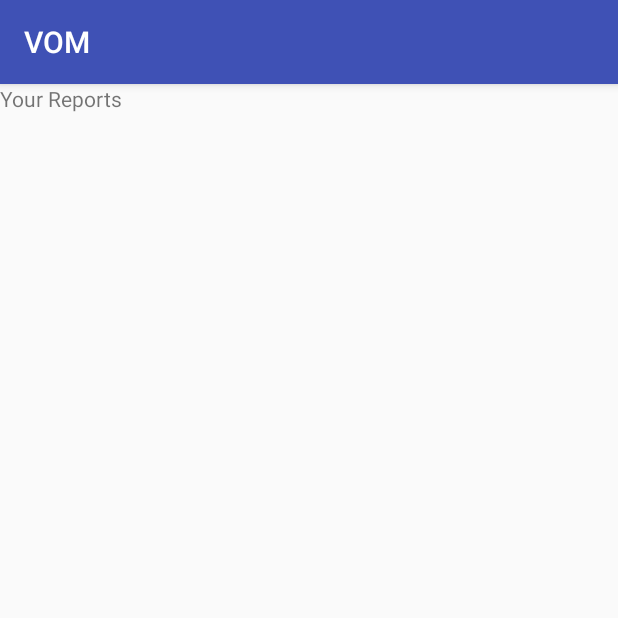
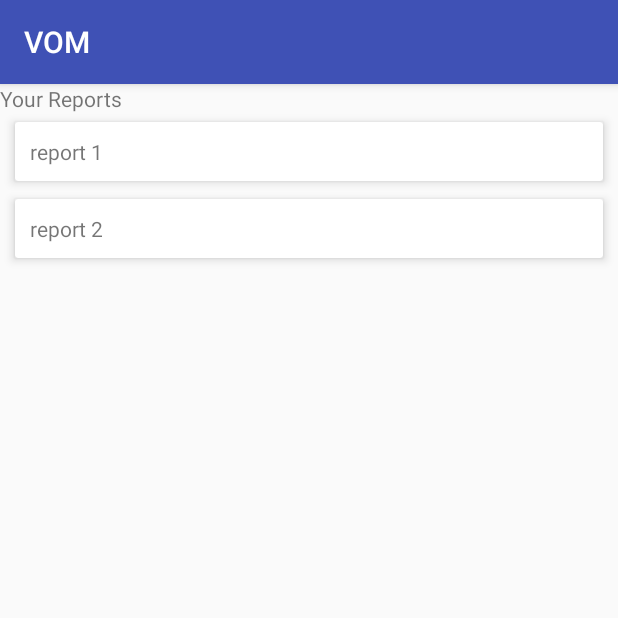
Before and after one commit to KJSCEhack/CodeZilla, an Android app: the fragment YourReports shown on its own in the app's theme, on a phone screen of 412 x 824 dp, the top half of it. Run offline under Robolectric (Android 15) with nearby library versions, the phone set to English and light mode, and no system bars.

Commit message:
added listview for reports

```diff
--- a/android/app/build.gradle
+++ b/android/app/build.gradle
@@ -19,7 +19,7 @@ android {
 }
 
 dependencies {
-    implementation fileTree(dir: 'libs', include: ['*.jar'])
+    implementation fileTree(include: ['*.jar'], dir: 'libs')
     implementation 'com.android.support:appcompat-v7:28.0.0'
     implementation 'com.android.support:design:28.0.0'
     implementation 'com.android.support.constraint:constraint-layout:1.1.3'
@@ -27,4 +27,5 @@ dependencies {
     androidTestImplementation 'com.android.support.test:runner:1.0.2'
     androidTestImplementation 'com.android.support.test.espresso:espresso-core:3.0.2'
     implementation 'com.bugsee:bugsee-android:+'
+    implementation 'com.android.support:cardview-v7:28.0.0'
 }
--- a/android/app/src/main/java/com/back/vom/MainActivity.java
+++ b/android/app/src/main/java/com/back/vom/MainActivity.java
@@ -10,6 +10,7 @@ import android.support.v4.view.GravityCompat;
 import android.support.v4.widget.DrawerLayout;
 import android.support.v7.app.ActionBarDrawerToggle;
 import android.support.v7.app.AppCompatActivity;
+import android.support.v7.widget.RecyclerView;
 import android.support.v7.widget.Toolbar;
 import android.view.LayoutInflater;
 import android.view.Menu;
@@ -17,6 +18,7 @@ import android.view.MenuItem;
 import android.view.View;
 import android.widget.Toast;
 
+import com.back.vom.adapters.YourReportsAdapter;
 import com.back.vom.fragments.LocationReports;
 import com.back.vom.fragments.YourReports;
 import com.back.vom.utils.DialogBoxBuilder;
@@ -28,7 +30,9 @@ public class MainActivity extends AppCompatActivity
 
     YourReports mYourReports = new YourReports();
     LocationReports mLocationReports = new LocationReports();
+
     Dialog mDialog;
+
     @Override
     protected void onCreate(Bundle savedInstanceState) {
         super.onCreate(savedInstanceState);
--- /dev/null
+++ b/android/app/src/main/java/com/back/vom/adapters/YourReportsAdapter.java
@@ -0,0 +1,90 @@
+package com.back.vom.adapters;
+
+import android.support.v7.widget.RecyclerView;
+import android.view.LayoutInflater;
+import android.view.View;
+import android.view.ViewGroup;
+import android.widget.TextView;
+
+import com.back.vom.R;
+
+import java.util.List;
+
+/**
+ * The type Notifications adapter.
+ */
+public class YourReportsAdapter extends RecyclerView.Adapter<YourReportsAdapter.YourReportsAdapterViewHolder> {
+
+    /**
+     * Notification list - data
+     */
+    private List<String> mData;
+
+    /**
+     * Instantiates a new Notifications adapter.
+     *
+     * @param mNotificationData the m data
+     */
+    public YourReportsAdapter(List<String> mNotificationData) {
+        this.mData = mNotificationData;
+    }
+
+    /**
+     * This method will be invoked when notifications is to be displayed.
+     *
+     * @param parent
+     * @param viewType
+     * @return
+     */
+    @Override
+    public YourReportsAdapterViewHolder onCreateViewHolder(ViewGroup parent, int viewType) {
+        LayoutInflater inflater = LayoutInflater.from(parent.getContext());
+        View view = inflater.inflate(R.layout.list_your_reports, parent, false);
+        return new YourReportsAdapterViewHolder(view);
+    }
+
+    /**
+     * This method will be invoked to bind all the data to recycler view.
+     *
+     * @param holder
+     * @param position
+     */
+    @Override
+    public void onBindViewHolder(YourReportsAdapterViewHolder holder, int position) {
+        holder.mTitle.setText(mData.get(position));
+    }
+
+    /**
+     * The getItemCount method.
+     *
+     * @return
+     */
+    @Override
+    public int getItemCount() {
+        return mData.size();
+    }
+
+    /**
+     * The type Notification view holder.
+     */
+    class YourReportsAdapterViewHolder extends RecyclerView.ViewHolder {
+
+        /**
+         * The M title and Message.
+         */
+        TextView mTitle, mDescription;
+
+        /**
+         * Instantiates a new Notification view holder.
+         *
+         * @param itemView the item view
+         */
+        YourReportsAdapterViewHolder(View itemView) {
+            super(itemView);
+
+            mTitle = itemView.findViewById(R.id.title);
+            mDescription = itemView.findViewById(R.id.description);
+
+        }
+    }
+}
--- a/android/app/src/main/java/com/back/vom/fragments/LocationReports.java
+++ b/android/app/src/main/java/com/back/vom/fragments/LocationReports.java
@@ -5,11 +5,16 @@ import android.os.Bundle;
 import android.support.annotation.NonNull;
 import android.support.annotation.Nullable;
 import android.support.v4.app.Fragment;
+import android.support.v7.widget.RecyclerView;
 import android.view.LayoutInflater;
 import android.view.View;
 import android.view.ViewGroup;
 
 import com.back.vom.R;
+import com.back.vom.adapters.YourReportsAdapter;
+
+import java.util.ArrayList;
+import java.util.List;
 
 /**
  * The type Sign up step one fragment.
@@ -32,6 +37,9 @@ public class LocationReports extends Fragment {
     public LocationReports() {
     }
 
+    RecyclerView mRecyclerView;
+    YourReportsAdapter mYourReportsAdapter;
+    List<String> data = new ArrayList<>();
     /**
      * This method is used to display the step one fragment for signUp with User id,
      * Email id & Parent's Phone no.
@@ -48,6 +56,7 @@ public class LocationReports extends Fragment {
         mView = inflater.inflate(R.layout.locationreports, container, false);
 
 
+
         return mView;
     }
 
--- a/android/app/src/main/java/com/back/vom/fragments/NewReports.java
+++ b/android/app/src/main/java/com/back/vom/fragments/NewReports.java
@@ -47,6 +47,8 @@ public class NewReports extends Fragment {
 
         mView = inflater.inflate(R.layout.newreports, container, false);
 
+
+
         return mView;
     }
 
--- a/android/app/src/main/java/com/back/vom/fragments/YourReports.java
+++ b/android/app/src/main/java/com/back/vom/fragments/YourReports.java
@@ -5,11 +5,18 @@ import android.os.Bundle;
 import android.support.annotation.NonNull;
 import android.support.annotation.Nullable;
 import android.support.v4.app.Fragment;
+import android.support.v7.widget.LinearLayoutManager;
+import android.support.v7.widget.RecyclerView;
 import android.view.LayoutInflater;
 import android.view.View;
 import android.view.ViewGroup;
+import android.widget.LinearLayout;
 
 import com.back.vom.R;
+import com.back.vom.adapters.YourReportsAdapter;
+
+import java.util.ArrayList;
+import java.util.List;
 
 /**
  * The type Sign up step one fragment.
@@ -32,6 +39,12 @@ public class YourReports extends Fragment {
     public YourReports() {
     }
 
+
+    RecyclerView mYourReportsRecyclerView;
+
+    YourReportsAdapter mYourReportsAdapter;
+
+    List<String> data = new ArrayList<>();
     /**
      * This method is used to display the step one fragment for signUp with User id,
      * Email id & Parent's Phone no.
@@ -48,6 +61,14 @@ public class YourReports extends Fragment {
         mView = inflater.inflate(R.layout.yourreports, container, false);
 
 
+        mYourReportsRecyclerView = mView.findViewById(R.id.location_reports_recyclerview);
+        data.clear();
+        data.add("report 1");
+        data.add("report 2");
+        mYourReportsAdapter = new YourReportsAdapter(data);
+        mYourReportsRecyclerView.setLayoutManager(new LinearLayoutManager(getContext()));
+        mYourReportsRecyclerView.setAdapter(mYourReportsAdapter);
+
         return mView;
     }
 
--- /dev/null
+++ b/android/app/src/main/res/layout/list_your_reports.xml
@@ -0,0 +1,34 @@
+<?xml version="1.0" encoding="utf-8"?>
+<android.support.v7.widget.CardView xmlns:android="http://schemas.android.com/apk/res/android"
+    xmlns:app="http://schemas.android.com/apk/res-auto"
+    android:layout_width="match_parent"
+    android:layout_height="wrap_content"
+    android:layout_marginEnd="6dp"
+    android:layout_marginStart="6dp"
+    android:padding="0dp"
+    app:cardElevation="4dp"
+    app:cardPreventCornerOverlap="false"
+    app:cardUseCompatPadding="true">
+
+    <LinearLayout
+        android:id="@+id/notification_content"
+        android:layout_width="match_parent"
+        android:layout_height="wrap_content"
+        android:baselineAligned="false"
+        android:orientation="horizontal"
+        android:padding="10dp"
+        android:weightSum="100">
+
+        <TextView
+            android:id="@+id/title"
+            android:layout_width="match_parent"
+            android:layout_height="wrap_content"
+            android:text=""/>
+        <TextView
+            android:id="@+id/description"
+            android:layout_width="match_parent"
+            android:layout_height="wrap_content"
+            android:text=""/>
+
+    </LinearLayout>
+</android.support.v7.widget.CardView>
--- a/android/app/src/main/res/layout/locationreports.xml
+++ b/android/app/src/main/res/layout/locationreports.xml
@@ -8,4 +8,6 @@
         android:layout_width="match_parent"
         android:layout_height="match_parent"
         android:text="Location Reports"/>
+
+
 </LinearLayout>
--- a/android/app/src/main/res/layout/yourreports.xml
+++ b/android/app/src/main/res/layout/yourreports.xml
@@ -6,6 +6,11 @@
 
     <TextView
         android:layout_width="match_parent"
-        android:layout_height="match_parent"
+        android:layout_height="wrap_content"
         android:text="Your Reports"/>
+
+    <android.support.v7.widget.RecyclerView
+        android:id="@+id/location_reports_recyclerview"
+        android:layout_width="match_parent"
+        android:layout_height="match_parent"/>
 </LinearLayout>
```
